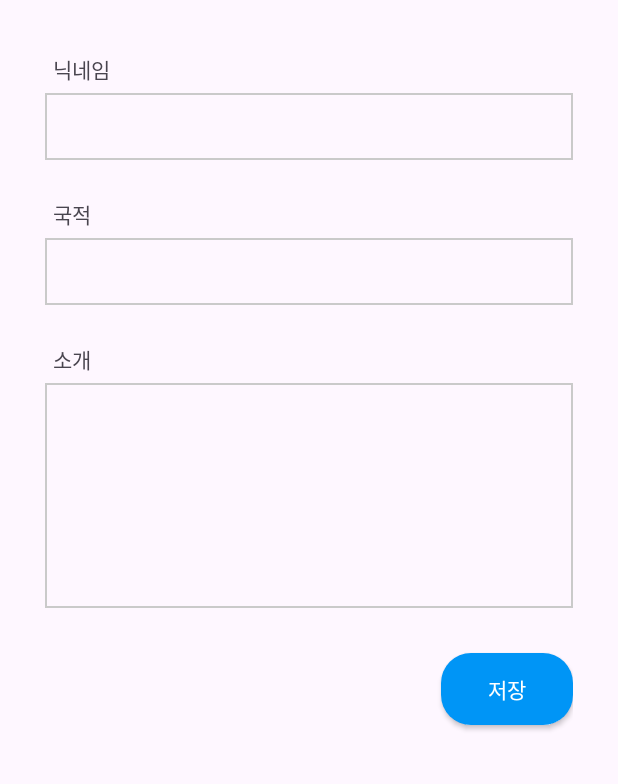
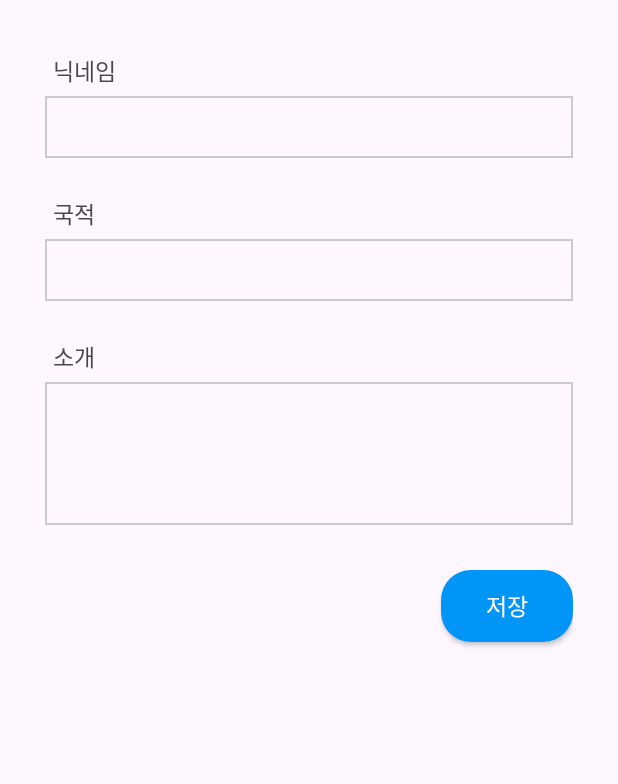
Before and after one commit to Team14SNS/Philogram, an Android app: the MyPageEditActivity screen opened directly, with no data from a screen before it, on a phone screen of 412 x 824 dp, the part 452-1236 px from its top. Run offline under Robolectric (Android 15) with nearby library versions, the phone set to English and light mode, and no system bars.

Commit message:
font 크기 별 자동 적용 기능 구현

```diff
--- a/app/src/main/java/com/example/philogram/FeedActivity.kt
+++ b/app/src/main/java/com/example/philogram/FeedActivity.kt
@@ -76,7 +76,7 @@ class FeedActivity : AppCompatActivity() {
                     txtPostMore.text = getString(R.string.item_main_post_more_expand_txt)
                     isTxtMore = false
                 } else {
-                    txtPostContent.maxLines = 10
+                    txtPostContent.maxLines = 20
                     txtPostMore.text = getString(R.string.item_main_post_more_collapse_txt)
                     isTxtMore = true
                 }
--- a/app/src/main/java/com/example/philogram/main/MainActivity.kt
+++ b/app/src/main/java/com/example/philogram/main/MainActivity.kt
@@ -145,7 +145,7 @@ class MainActivity : AppCompatActivity() {
                     txtPostMore.text = getString(R.string.item_main_post_more_expand_txt)
                     isTxtMore = false
                 } else {
-                    txtPostContent.maxLines = 10
+                    txtPostContent.maxLines = 20
                     txtPostMore.text = getString(R.string.item_main_post_more_collapse_txt)
                     isTxtMore = true
                 }
--- a/app/src/main/res/layout-land/activity_main.xml
+++ b/app/src/main/res/layout-land/activity_main.xml
@@ -36,6 +36,7 @@
             android:paddingEnd="15dp"
             android:text="@string/main_login_txt"
             android:textColor="@color/change_txt_color"
+            android:textSize="18sp"
             android:textStyle="bold"
             app:layout_constraintBottom_toBottomOf="@id/constraintLayout"
             app:layout_constraintEnd_toStartOf="@id/img_user"
--- a/app/src/main/res/layout-land/activity_my_page_edit.xml
+++ b/app/src/main/res/layout-land/activity_my_page_edit.xml
@@ -64,14 +64,16 @@
                 android:layout_height="wrap_content"
                 android:gravity="left"
                 android:padding="5dp"
-                android:text="@string/edit_nickname_txt" />
+                android:text="@string/edit_nickname_txt"
+                android:textSize="15sp" />
 
             <EditText
                 android:id="@+id/edt_nickname"
                 android:layout_width="match_parent"
                 android:layout_height="wrap_content"
                 android:background="@drawable/edge"
-                android:padding="10dp" />
+                android:padding="10dp"
+                android:textSize="15sp" />
 
             <TextView
                 android:id="@+id/txt_nation"
@@ -80,14 +82,16 @@
                 android:layout_marginTop="20dp"
                 android:gravity="left"
                 android:padding="5dp"
-                android:text="@string/edit_nation_txt" />
+                android:text="@string/edit_nation_txt"
+                android:textSize="15sp" />
 
             <EditText
                 android:id="@+id/edt_nation"
                 android:layout_width="match_parent"
                 android:layout_height="wrap_content"
                 android:background="@drawable/edge"
-                android:padding="10dp" />
+                android:padding="10dp"
+                android:textSize="15sp" />
 
             <TextView
                 android:id="@+id/txt_intro"
@@ -96,15 +100,19 @@
                 android:layout_marginTop="20dp"
                 android:gravity="left"
                 android:padding="5dp"
-                android:text="@string/edit_intro_txt" />
+                android:text="@string/edit_intro_txt"
+                android:textSize="15sp" />
 
             <EditText
                 android:id="@+id/edt_intro"
                 android:layout_width="match_parent"
-                android:layout_height="150dp"
+                android:layout_height="wrap_content"
                 android:background="@drawable/edge"
                 android:gravity="start"
-                android:padding="10dp" />
+                android:lines="4"
+                android:padding="10dp"
+                android:scrollbars="vertical"
+                android:textSize="15sp" />
 
             <androidx.appcompat.widget.AppCompatButton
                 android:id="@+id/btn_save"
@@ -114,8 +122,10 @@
                 android:layout_marginTop="30dp"
                 android:layout_marginBottom="10dp"
                 android:background="@drawable/btn_selector"
+                android:padding="12dp"
                 android:text="@string/edit_save_btn"
-                android:textColor="@color/white" />
+                android:textColor="@color/white"
+                android:textSize="15sp" />
         </LinearLayout>
     </ScrollView>
 </androidx.constraintlayout.widget.ConstraintLayout>
--- a/app/src/main/res/layout/activity_main.xml
+++ b/app/src/main/res/layout/activity_main.xml
@@ -36,6 +36,7 @@
             android:paddingEnd="15dp"
             android:text="@string/main_login_txt"
             android:textColor="@color/change_txt_color"
+            android:textSize="18sp"
             android:textStyle="bold"
             app:layout_constraintBottom_toBottomOf="@id/constraintLayout"
             app:layout_constraintEnd_toStartOf="@id/img_user"
--- a/app/src/main/res/layout/activity_my_page_edit.xml
+++ b/app/src/main/res/layout/activity_my_page_edit.xml
@@ -64,14 +64,16 @@
                 android:layout_height="wrap_content"
                 android:gravity="left"
                 android:padding="5dp"
-                android:text="@string/edit_nickname_txt" />
+                android:text="@string/edit_nickname_txt"
+                android:textSize="15sp" />
 
             <EditText
                 android:id="@+id/edt_nickname"
                 android:layout_width="match_parent"
                 android:layout_height="wrap_content"
                 android:background="@drawable/edge"
-                android:padding="10dp" />
+                android:padding="10dp"
+                android:textSize="15sp" />
 
             <TextView
                 android:id="@+id/txt_nation"
@@ -80,14 +82,16 @@
                 android:layout_marginTop="20dp"
                 android:gravity="left"
                 android:padding="5dp"
-                android:text="@string/edit_nation_txt" />
+                android:text="@string/edit_nation_txt"
+                android:textSize="15sp" />
 
             <EditText
                 android:id="@+id/edt_nation"
                 android:layout_width="match_parent"
                 android:layout_height="wrap_content"
                 android:background="@drawable/edge"
-                android:padding="10dp" />
+                android:padding="10dp"
+                android:textSize="15sp" />
 
             <TextView
                 android:id="@+id/txt_intro"
@@ -96,15 +100,18 @@
                 android:layout_marginTop="20dp"
                 android:gravity="left"
                 android:padding="5dp"
-                android:text="@string/edit_intro_txt" />
+                android:text="@string/edit_intro_txt"
+                android:textSize="15sp" />
 
             <EditText
                 android:id="@+id/edt_intro"
                 android:layout_width="match_parent"
-                android:layout_height="150dp"
+                android:layout_height="wrap_content"
                 android:background="@drawable/edge"
                 android:gravity="start"
-                android:padding="10dp" />
+                android:lines="4"
+                android:padding="10dp"
+                android:textSize="15sp" />
 
             <androidx.appcompat.widget.AppCompatButton
                 android:id="@+id/btn_save"
@@ -114,8 +121,10 @@
                 android:layout_marginTop="30dp"
                 android:layout_marginBottom="10dp"
                 android:background="@drawable/btn_selector"
+                android:padding="12dp"
                 android:text="@string/edit_save_btn"
-                android:textColor="@color/white" />
+                android:textColor="@color/white"
+                android:textSize="15sp" />
         </LinearLayout>
     </ScrollView>
 </androidx.constraintlayout.widget.ConstraintLayout>
```
Also changed, not shown: app/src/main/res/layout-land/activity_detail.xml (+25 -8 lines), app/src/main/res/layout-land/activity_login.xml (+14 -5 lines), app/src/main/res/layout-land/activity_login_find_pw.xml (+9 -6 lines), app/src/main/res/layout-land/activity_signup.xml (+19 -9 lines), app/src/main/res/layout/activity_detail.xml (+25 -8 lines), app/src/main/res/layout/activity_login.xml (+14 -5 lines), app/src/main/res/layout/activity_login_find_pw.xml (+9 -6 lines), app/src/main/res/layout/activity_signup.xml (+19 -9 lines), app/src/main/res/layout/dialog_logout.xml (+9 -7 lines), app/src/main/res/layout/item_main_post.xml (+11 -6 lines).
